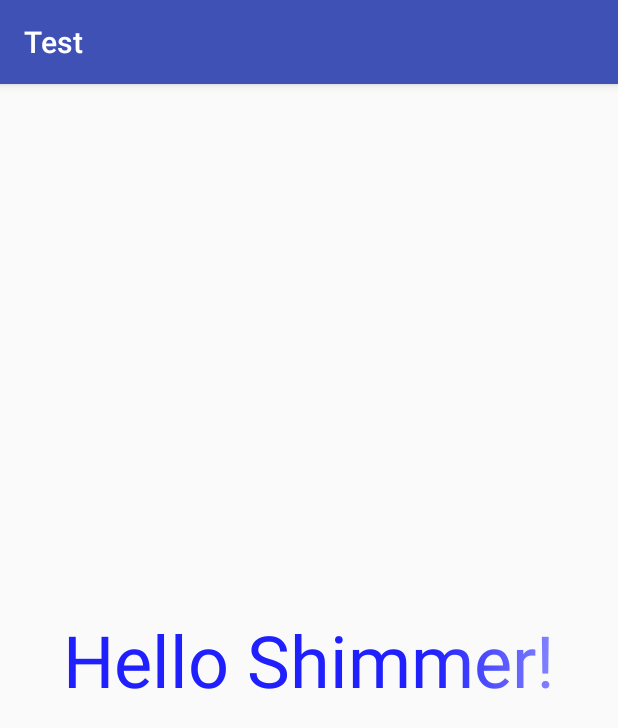
After one commit to Sanguine-00/Test, an Android app: the ShimmerActivity screen opened directly, with no data from a screen before it, on a phone screen of 412 x 824 dp. The commit adds this screen. Shown: the top 728 px of the screen. Run offline under Robolectric (Android 15) with nearby library versions, the phone set to English and light mode, and no system bars; our stand-ins replace Shimmer.

Commit message:
闪烁的字

```diff
--- a/app/src/main/AndroidManifest.xml
+++ b/app/src/main/AndroidManifest.xml
@@ -74,6 +74,8 @@
 		</activity>
 		<activity android:name=".radar.RadarActivity">
 		</activity>
+		<activity android:name=".shimmer.ShimmerActivity">
+		</activity>
 	</application>
 
 </manifest>
--- /dev/null
+++ b/app/src/main/java/com/example/test/shimmer/ShimmerActivity.java
@@ -0,0 +1,15 @@
+package com.example.test.shimmer;
+
+import android.support.v7.app.AppCompatActivity;
+import android.os.Bundle;
+
+import com.example.test.R;
+
+public class ShimmerActivity extends AppCompatActivity {
+
+    @Override
+    protected void onCreate(Bundle savedInstanceState) {
+        super.onCreate(savedInstanceState);
+        setContentView(R.layout.activity_shimmer);
+    }
+}
--- /dev/null
+++ b/app/src/main/java/com/example/test/views/MyShimmerTextView.java
@@ -0,0 +1,115 @@
+package com.example.test.views;
+
+import android.content.Context;
+import android.graphics.Canvas;
+import android.graphics.Color;
+import android.graphics.LinearGradient;
+import android.graphics.Matrix;
+import android.graphics.Paint;
+import android.graphics.Shader;
+import android.util.AttributeSet;
+import android.widget.TextView;
+
+import java.lang.reflect.Field;
+
+/**
+ * Created by 张高强 on 2016/12/19.
+ * 邮箱: zhang.gaoqiang@mobcb.com
+ * 自定义View之 闪烁的字
+ */
+
+public class MyShimmerTextView extends TextView {
+    private Context mContext;
+    private int speed = 200;//闪烁时间间隔
+    private float length = 0;//闪烁距离
+    private Matrix mMatrix;//矩阵
+    private Shader mShader;//着色器
+    private Paint mPaint;//画笔
+    private String mText;// 文字
+    private float mWidth;//屏幕宽度
+    private float mHeight;// 屏幕高度
+
+
+    public MyShimmerTextView(Context context) {
+        this(context, null);
+    }
+
+    public MyShimmerTextView(Context context, AttributeSet attrs) {
+        this(context, attrs, 0);
+    }
+
+    public MyShimmerTextView(Context context, AttributeSet attrs, int defStyleAttr) {
+        super(context, attrs, defStyleAttr);
+
+        // 获取屏幕宽高
+        int statusBarHeight = 0;
+        try {
+            Class<?> c = Class.forName("com.android.internal.R$dimen");
+            Object obj = c.newInstance();
+            Field field = c.getField("status_bar_height");
+            statusBarHeight = getResources().getDimensionPixelSize(
+                    Integer.parseInt(field.get(obj).toString()));
+        } catch (Exception e) {
+            e.printStackTrace();
+        }
+
+        mWidth = context.getResources().getDisplayMetrics().widthPixels;
+        mHeight = context.getResources().getDisplayMetrics().heightPixels - statusBarHeight;
+
+        measure(0, 0);
+
+        mText = "Hello Shimmer!";
+        mMatrix = new Matrix();
+//        mShader =  new LinearGradient(0, 0, mWidth, 0, new int[] { Color.BLACK, Color.WHITE, Color.BLACK }, null, Shader.TileMode.CLAMP);
+        //创建线性着色器对象
+        mShader = new LinearGradient((mWidth - getMeasuredWidth()) / 2,
+                mHeight / 2,
+                (mWidth + getMeasuredWidth() / 2), mHeight / 2,
+                new int[]{Color.BLUE,
+                        Color.WHITE, Color.YELLOW, Color.RED},
+                null,
+                Shader.TileMode.CLAMP);//创建线性着色器对象
+
+        mPaint = getPaint();
+        mPaint.setShader(mShader);
+        mPaint.setColor(Color.YELLOW);
+        mPaint.setAntiAlias(true);//是否抗锯齿
+//        post(mRunnable);
+
+
+    }
+
+
+    @Override
+    protected void onDraw(Canvas canvas) {
+        super.onDraw(canvas);
+        if (mMatrix != null) {
+            length += mWidth / 10;//每次移动屏幕的1/10宽
+            if (length > 2 * mWidth) {
+                length = -mWidth;
+            }
+            length += mWidth / 10;
+//            if (length > mWidth) {
+//                length = 0;
+//            }
+            mMatrix.setTranslate(length, 0);
+            mShader.setLocalMatrix(mMatrix);//在指定矩阵上渲染
+            postInvalidateDelayed(speed);
+        }
+
+    }
+
+
+//    private Runnable mRunnable = new Runnable() {
+//        @Override
+//        public void run() {
+//            length += mWidth / 10;
+//            length = length % (int) mWidth;
+//            mMatrix.setTranslate(length, mHeight / 2);//设置平移矩阵
+//            invalidate();//通知重绘
+//            postDelayed(mRunnable, speed);//自己调用自己  返回绘制
+//        }
+//    };
+
+
+}
--- /dev/null
+++ b/app/src/main/res/layout/activity_shimmer.xml
@@ -0,0 +1,16 @@
+<?xml version="1.0" encoding="utf-8"?>
+<RelativeLayout
+	xmlns:android="http://schemas.android.com/apk/res/android"
+	xmlns:tools="http://schemas.android.com/tools"
+	android:id="@+id/activity_shimmer"
+	android:layout_width="match_parent"
+	android:layout_height="match_parent"
+	tools:context="com.example.test.shimmer.ShimmerActivity">
+
+	<com.example.test.views.MyShimmerTextView android:layout_width="match_parent"
+	                                          android:layout_height="match_parent"
+	                                          android:gravity="center"
+	                                          android:text="Hello Shimmer!"
+	                                          android:textSize="48sp"/>
+
+</RelativeLayout>
--- a/app/src/main/res/values/strings.xml
+++ b/app/src/main/res/values/strings.xml
@@ -7,4 +7,5 @@
 	<string name="openSuspend">打开悬浮球</string>
 	<string name="btn_NeonLampViewActivity">打开霓虹灯</string>
 	<string name="btn_RadarLampViewActivity">打开雷达</string>
+	<string name="btn_ShimmerViewActivity">打开闪烁的字</string>
 </resources>
```
Also changed, not shown: app/src/main/java/com/example/test/MainActivity.java (+8 -0 lines), app/src/main/java/com/example/test/views/RadarView.java (+0 -2 lines), app/src/main/res/layout/activity_main.xml (+6 -1 lines).
